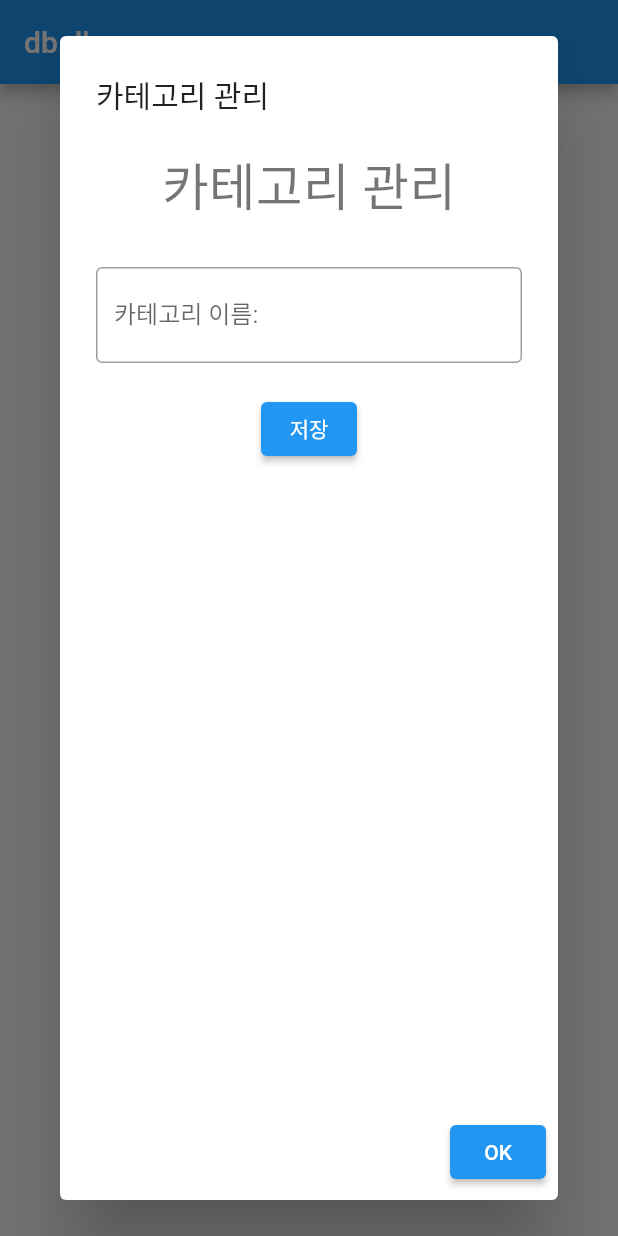
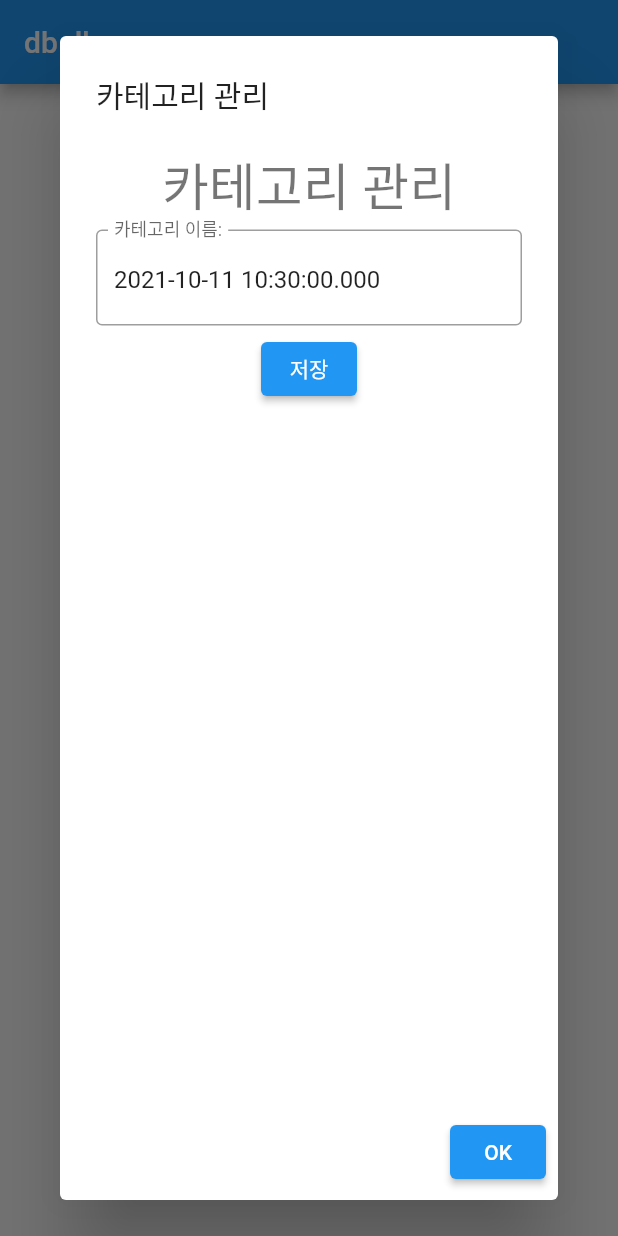
Before and after one commit to osokjs/dbdb, a Flutter app: the screen it shows after launch, after a tap on "show alert dialog", on a phone screen of 412 x 824 dp. Run offline on Flutter 3.47's test engine with Material 2 defaults, Android fonts, the phone set to English and light mode, and no system bars; our stand-ins replace get, sqflite; accounts and stored records are empty.

Commit message:
10월11일, 다이알로그 테스트

```diff
--- a/lib/main.dart
+++ b/lib/main.dart
@@ -178,7 +178,7 @@ class _MyHomePageState extends State<MyHomePage> {
             ElevatedButton(
               child: const Text('show alert dialog'),
               onPressed: () {
-                _showAlertDialog(context);
+                _showAlertDialog(context, DateTime.now().toString());
                 log('dialog closed.');
               },
             ), // ElevatedButton
@@ -189,7 +189,7 @@ class _MyHomePageState extends State<MyHomePage> {
                 Navigator.push(
                   context,
                   MaterialPageRoute<void>(
-                    builder: (BuildContext context) => FullScreenDialog(),
+                    builder: (BuildContext context) => const FullScreenDialog(),
                     fullscreenDialog: true,
                   ),
                 );
@@ -345,26 +345,25 @@ class _MyHomePageState extends State<MyHomePage> {
     ); // GestureDetector
   } // _groupManagement
 
-  void _showAlertDialog(BuildContext context) {
-    showDialog(
+  void _showAlertDialog(BuildContext context, String name) async {
+    TextEditingController dialogController = TextEditingController(text: name);
+    await showDialog(
       context: context,
       barrierDismissible: false, // user must tap button!
       builder: (context) {
         return AlertDialog(
-          title: Text('카테고리 관리'),
-          content: GestureDetector(
-            onTap: () => FocusScope.of(context).unfocus(),
-            child: Column(
+          title: const Text('카테고리 관리'),
+          content: Column(
             children: <Widget>[
               Text(
                 '카테고리 관리',
                 style: Theme.of(context).textTheme.headline4,
               ),
               const SizedBox(
-                  height: 30,
+                height: 5,
               ),
               TextField(
-                  controller: _controller,
+                controller: dialogController,
                 keyboardType: TextInputType.text,
                 decoration: const InputDecoration(
                   border: OutlineInputBorder(),
@@ -373,7 +372,7 @@ class _MyHomePageState extends State<MyHomePage> {
                 ),
               ), // TextFormField
               const SizedBox(
-                  height: 20,
+                height: 5,
               ),
               ElevatedButton(
                 child: const Text('저장'),
@@ -388,11 +387,10 @@ class _MyHomePageState extends State<MyHomePage> {
                 },
               ), // ElevatedButton
             ],
-            ), // Column
           ), // GestureDetector
           actions: <Widget>[
             ElevatedButton(
-              child: Text('OK'),
+              child: const Text('OK'),
               onPressed: () {
                 Navigator.pop(context, "OK");
               },
@@ -401,6 +399,7 @@ class _MyHomePageState extends State<MyHomePage> {
         );
       },
     );
+    dialogController.dispose();
   } // _showAlertDialog
 
 } // class
```
Lines whose indentation alone changed are shown as unchanged.
